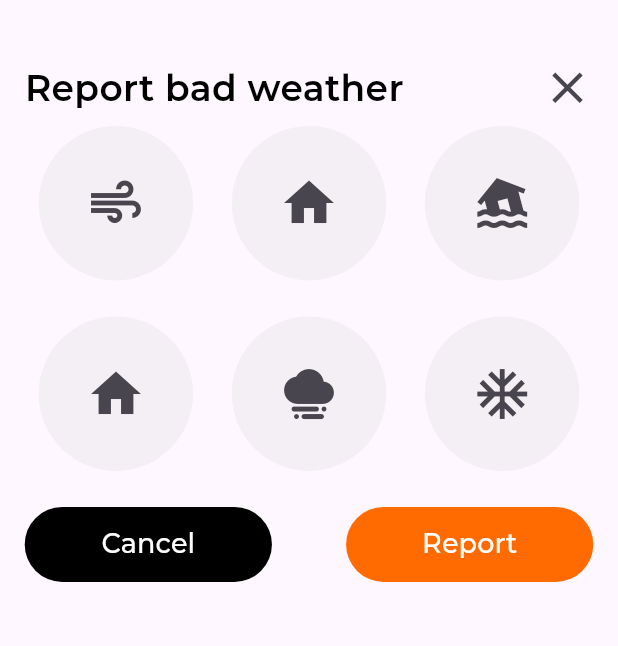
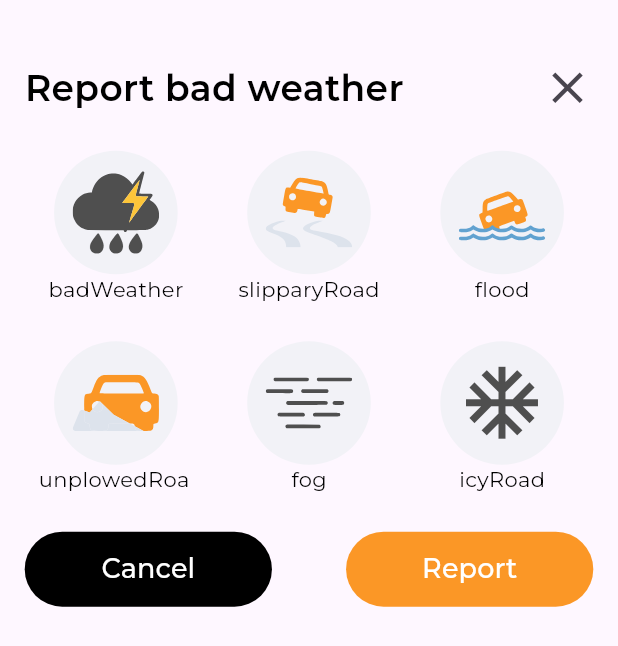
Before and after one commit to JuLoSpace/Hmara, a Flutter app: the WeatherConditionsWidget widget shown alone on an empty page, opened directly with empty values, on a phone screen of 412 x 824 dp. Shown: the top 646 px of the screen. Run offline on Flutter 3.47's test engine with Material 3 defaults, Android fonts, the phone set to English and light mode, and no system bars; our stand-ins replace flutter_dotenv, flutter_secure_storage, flutter_svg, geolocator, google_fonts, latlong2 and 1 more; missing offline and left inert: app_tracking_transparency, dart:ffi, mapbox_maps_flutter, yandex_mobileads; accounts and stored records are empty.

Commit message:
update bad weather icons

```diff
--- a/lib/data/reports/widgets/weather_report.dart
+++ b/lib/data/reports/widgets/weather_report.dart
@@ -1,6 +1,7 @@
 import 'dart:ffi';
 
 import 'package:flutter/material.dart';
+import 'package:flutter_svg/svg.dart';
 import 'package:google_fonts/google_fonts.dart';
 import 'dart:math';
 
@@ -17,7 +18,7 @@ enum WeatherReport {
 }
 
 class WeatherReportElement {
-  final Icon icon;
+  final Widget icon;
   final String name;
   final WeatherReport weatherReport;
   WeatherReportElement({required this.icon, required this.name, required this.weatherReport});
@@ -39,12 +40,12 @@ class _WeatherConditionsWidgetState extends State<WeatherConditionsWidget> {
   _WeatherConditionsWidgetState({required this.callback});
 
   List<WeatherReportElement> elements = [
-    WeatherReportElement(icon: Icon(Icons.air), name: 'Bad weather', weatherReport: WeatherReport.badWeather),
-    WeatherReportElement(icon: Icon(Icons.home), name: 'Slippery road', weatherReport: WeatherReport.slipparyRoad),
-    WeatherReportElement(icon: Icon(Icons.flood), name: 'Flood', weatherReport: WeatherReport.flood),
-    WeatherReportElement(icon: Icon(Icons.home), name: 'Unplowed road', weatherReport: WeatherReport.unplowedRoad),
-    WeatherReportElement(icon: Icon(Icons.foggy), name: 'Fog', weatherReport: WeatherReport.fog),
-    WeatherReportElement(icon: Icon(Icons.ac_unit), name: 'Icy road', weatherReport: WeatherReport.icyRoad)
+    WeatherReportElement(icon: SvgPicture.asset("assets/bad-weather-icon.svg", width: 100, height: 100,), name: 'Bad weather', weatherReport: WeatherReport.badWeather),
+    WeatherReportElement(icon: SvgPicture.asset("assets/slippery-road-icon.svg", width: 100, height: 100,), name: 'Slippery road', weatherReport: WeatherReport.slipparyRoad),
+    WeatherReportElement(icon: SvgPicture.asset("assets/flood-icon.svg", width: 100, height: 100,), name: 'Flood', weatherReport: WeatherReport.flood),
+    WeatherReportElement(icon: SvgPicture.asset("assets/unplowed-road-icon.svg"), name: 'Unplowed road', weatherReport: WeatherReport.unplowedRoad),
+    WeatherReportElement(icon: SvgPicture.asset("assets/fog-icon.svg", width: 100, height: 100,), name: 'Fog', weatherReport: WeatherReport.fog),
+    WeatherReportElement(icon: Icon(Icons.ac_unit, color: Color(0xFF4F4F4F),), name: 'Icy road', weatherReport: WeatherReport.icyRoad)
   ];
 
   @override
@@ -87,6 +88,7 @@ class _WeatherConditionsWidgetState extends State<WeatherConditionsWidget> {
         ),
         Container(
           width: width,
+          margin: EdgeInsets.only(top: height * 0.02),
           child: ListView.builder(
             physics: NeverScrollableScrollPhysics(),
             itemCount: ((elements.length + 2) / 3).toInt(),
@@ -105,24 +107,46 @@ class _WeatherConditionsWidgetState extends State<WeatherConditionsWidget> {
                   scrollDirection: Axis.horizontal,
                   itemBuilder: (context, j) {
                     return Container(
+                      height: width * 0.25,
                       width: width * 0.25,
-                      height: width * 0.25,
                       margin: EdgeInsets.only(left: width * 0.0625),
+                      child: Column(
+                        mainAxisAlignment: MainAxisAlignment.start,
+                        crossAxisAlignment: CrossAxisAlignment.center,
+                        children: [
+                          Container(
+                            width: width * 0.2,
+                            height: width * 0.2,
                             decoration: BoxDecoration(
                               border: selectedWeatherReport ==  elements[3 * i + j].weatherReport ? Border.all(width: 2, color: Colors.orangeAccent) : Border.all(width: 0, color: Colors.transparent),
                               shape: BoxShape.circle
                             ),
                             child: IconButton(
                               style: IconButton.styleFrom(
-                          backgroundColor: Colors.grey.withValues(alpha: 0.1),
-                          iconSize: 40
+                                backgroundColor: Color(0xFFF2F2F7),
+                                iconSize: width * 0.2
                               ),
                               onPressed: () {
                                 setState(() {
                                   selectedWeatherReport = elements[3 * i + j].weatherReport;
                                 });
                               },
-                        icon: elements[3 * i + j].icon,
+                              icon: SizedBox(
+                                width: width * 0.14,
+                                height: width * 0.14,
+                                child: FittedBox(
+                                  fit: BoxFit.fitWidth,
+                                  child: Center(
+                                    child: elements[3 * i + j].icon,
+                                  ),
+                                ),
+                              ),
+                            ),
+                          ),
+                          Center(
+                            child: Text(elements[3 * i + j].weatherReport.name, style: GoogleFonts.montserrat(color: Colors.black), maxLines: 1,),
+                          )
+                        ],
                       ),
                     );
                   },
@@ -159,7 +183,7 @@ class _WeatherConditionsWidgetState extends State<WeatherConditionsWidget> {
                 },
                 style: ElevatedButton.styleFrom(
                   shadowColor: Colors.transparent,
-                  backgroundColor: Color(0xFFFF6B00),
+                  backgroundColor: Color(0xFFFB9726),
                   padding: EdgeInsets.only(left: width * 0.02, right: width * 0.02, top: 12, bottom: 12)
                 ),
                 child: Center(
--- a/lib/screens/home_screen.dart
+++ b/lib/screens/home_screen.dart
@@ -435,9 +435,9 @@ class _HomeScreenState extends State<HomeScreen> with TickerProviderStateMixin,
 
   @override
   void didChangeAppLifecycleState(AppLifecycleState state) {
-    if (state == AppLifecycleState.resumed) {
-      showAdIfAvailable();
-    }
+    // if (state == AppLifecycleState.resumed) {
+    //   showAdIfAvailable();
+    // }
   }
 
   void setAdEventListener({required AppOpenAd appOpenAd}) {
@@ -502,18 +502,14 @@ class _HomeScreenState extends State<HomeScreen> with TickerProviderStateMixin,
               ),
               onScrollListener: (context) {
                 if (!mounted) return;
-                WidgetsBinding.instance.addPostFrameCallback((_) {
-                  setState(() {
-                    isTracking = false;
-                  });
+                setState(() {
+                  isTracking = false;
                 });
               },
               onZoomListener: (context) {
                 if (!mounted) return;
-                WidgetsBinding.instance.addPostFrameCallback((_) {
-                  setState(() {
-                    isTracking = false;
-                  });
+                setState(() {
+                  isTracking = false;
                 });
               },
             ),
@@ -878,10 +874,10 @@ class _HomeScreenState extends State<HomeScreen> with TickerProviderStateMixin,
                     },
                     iconSize: 40,
                     style: IconButton.styleFrom(
-                      backgroundColor: Color(0xFFFF6B00),
+                      backgroundColor: Color(0xFFFB9726),
                       iconSize: 40,
                       padding: EdgeInsets.zero,
-                      overlayColor: Colors.amberAccent
+                      overlayColor: Colors.white
                     ),
                     padding: EdgeInsets.zero,
                     icon: Icon(Icons.warning, color: Colors.white,),
--- a/pubspec.yaml
+++ b/pubspec.yaml
@@ -32,3 +32,8 @@ flutter:
     - .env
     - assets/destination-icon.png
     - assets/thunderstorm.svg
+    - assets/bad-weather-icon.svg
+    - assets/slippery-road-icon.svg
+    - assets/flood-icon.svg
+    - assets/unplowed-road-icon.svg
+    - assets/fog-icon.svg
```
Also changed, not shown: assets/bad-weather-icon.svg (added), assets/flood-icon.svg (added), assets/fog-icon.svg (added), assets/slippery-road-icon.svg (added), assets/unplowed-road-icon.svg (added), 1 other file. Lines whose indentation alone changed are shown as unchanged.
